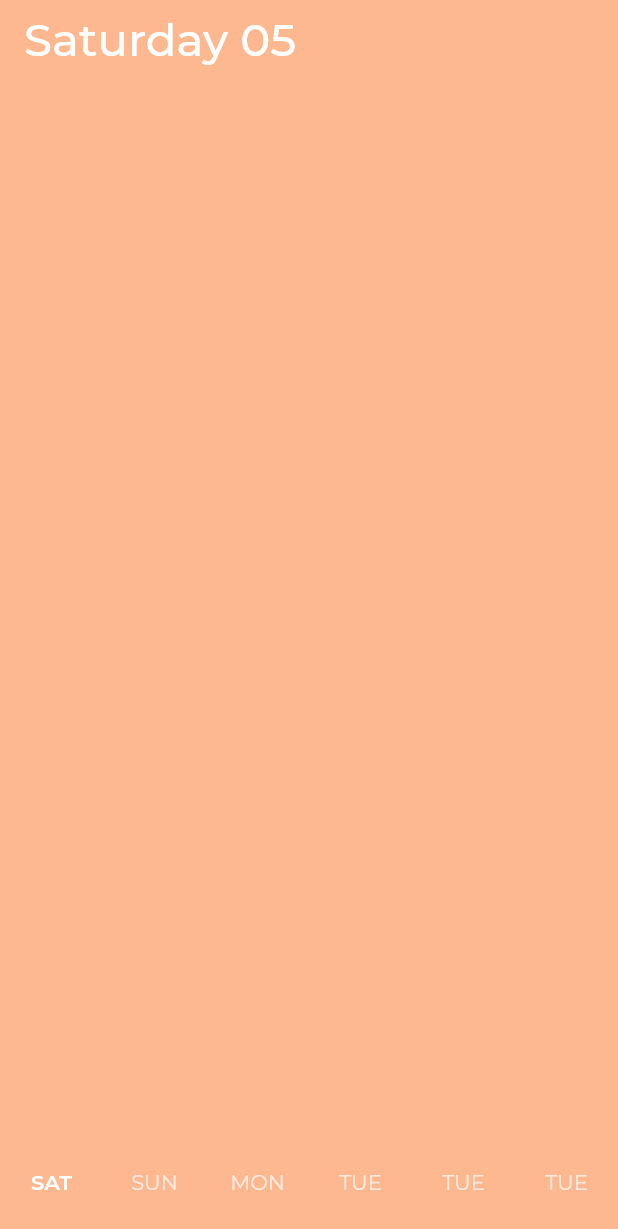
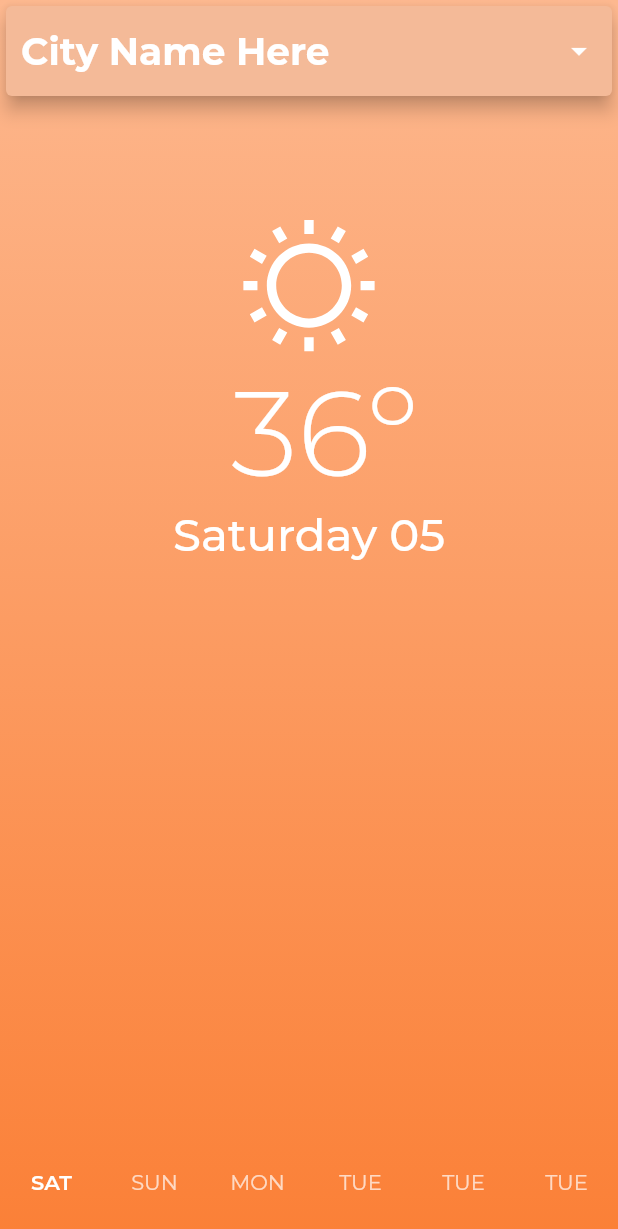
Before and after one commit to matheusrmribeiro/TheWeatherBand, a Flutter app: the screen it shows after launch, on a phone screen of 412 x 824 dp. Shown: the top 1229 px of the screen. Run offline on Flutter 3.47's test engine with Material 2 defaults, Android fonts, the phone set to English and light mode, and no system bars; drawn by our look-alikes of oktoast; our stand-ins replace dio, flutter_modular, flutter_svg, shared_preferences.

Commit message:
Improvements when showing weather layout.

```diff
--- a/lib/app/core/enums.dart
+++ b/lib/app/core/enums.dart
@@ -1,3 +1,7 @@
+import 'dart:ui';
+
+import 'theme/app_colors.dart';
+
 enum WeekDay {
   Monday,
   Tuesday,
@@ -13,5 +17,36 @@ enum WeatherStatus {
   PartiallyCloudy,
   Cloudy,
   Stormy,
-  Snowing
+  Snowing;
+
+  Color getWeatherColor() {
+    switch (this) {
+      case WeatherStatus.Sunny:
+        return AppColors.sunnyColor;
+      case WeatherStatus.PartiallyCloudy:
+        return AppColors.partiallyCloudyColor;
+      case WeatherStatus.Cloudy:
+        return AppColors.cloudyColor;
+      case WeatherStatus.Stormy:
+        return AppColors.stormyColor;
+      case WeatherStatus.Snowing:
+        return AppColors.snowingColor;
+    }
+  }
+
+  String getWeatherIcon() {
+    switch (this) {
+      case WeatherStatus.Sunny:
+        return "assets/images/sunny.svg";
+      case WeatherStatus.PartiallyCloudy:
+        return "assets/images/partially_cloudy.svg";
+      case WeatherStatus.Cloudy:
+        return "assets/images/cloudy.svg";
+      case WeatherStatus.Stormy:
+        return "assets/images/stormy.svg";
+      case WeatherStatus.Snowing:
+        return "assets/images/snowing.svg";
+    }
+  }
+
 }
--- a/lib/app/core/theme/app_colors.dart
+++ b/lib/app/core/theme/app_colors.dart
@@ -5,7 +5,7 @@ class AppColors {
   static const white = Color(0xFFFFFFFF);
   static const green = Color(0xFF4CAF50);
   static const amber = Color(0xFFFFC107);
-  static const grey = Color(0xFF706D6D);
+  static const greyTransparent = Color(0x8B656262);
   static const lightGrey = Color(0xF5F5F5FF);
   static const mediumGrey = Color(0xFFE5E5E5);
   static const red = Color(0xFFF44336);
--- a/lib/app/feature/home/presenter/home_page.dart
+++ b/lib/app/feature/home/presenter/home_page.dart
@@ -36,6 +36,13 @@ class _HomePageState extends State<HomePage>
       body: ListenableBuilder(
         listenable: viewModel,
         builder: (BuildContext context, Widget? child) {
+          final weatherStatus =
+              viewModel.weekDayList[_tabController.index].status;
+          final backgroundColor =
+              HSLColor.fromColor(weatherStatus.getWeatherColor())
+                  .withSaturation(0.8)
+                  .toColor();
+
           return Stack(
             children: [
               TabBarView(
@@ -43,6 +50,15 @@ class _HomePageState extends State<HomePage>
                   children: viewModel.weekDayList
                       .map((day) => WeatherDayPage(dayForecast: day))
                       .toList()),
+              Align(
+                alignment: Alignment.topCenter,
+                child: SafeArea(
+                  child: HeaderWidget(
+                    statusColor: backgroundColor,
+                    cityName: "City Name Here",
+                  ),
+                ),
+              ),
               Align(
                 alignment: Alignment.bottomCenter,
                 child: Container(
--- a/lib/app/feature/home/presenter/weather_day_page.dart
+++ b/lib/app/feature/home/presenter/weather_day_page.dart
@@ -1,6 +1,10 @@
 import 'package:flutter/material.dart';
+import 'package:flutter_svg/flutter_svg.dart';
+import 'package:intl/intl.dart';
 import 'package:weather_band/app/core/enums.dart';
 import 'package:weather_band/app/core/theme/app_colors.dart';
+import 'package:weather_band/app/core/utils/extensions/enum_extension.dart';
+import 'package:weather_band/app/core/widgets/custom_divider_widget.dart';
 import 'package:weather_band/app/feature/home/domain/day_forecast_entity.dart';
 
 import 'widgets/header_widget.dart';
@@ -10,31 +14,63 @@ class WeatherDayPage extends StatelessWidget {
 
   final DayForecastEntity dayForecast;
 
-  Color getWeatherColor() {
-    switch (dayForecast.status) {
-      case WeatherStatus.Sunny: return AppColors.sunnyColor;
-      case WeatherStatus.PartiallyCloudy: return AppColors.partiallyCloudyColor;
-      case WeatherStatus.Cloudy: return AppColors.cloudyColor;
-      case WeatherStatus.Stormy: return AppColors.stormyColor;
-      case WeatherStatus.Snowing: return AppColors.snowingColor;
-    }
+  String getWeekDayName() {
+    final name = DateFormat("EEEE dd").format(dayForecast.date);
+    return name;
   }
 
   @override
   Widget build(BuildContext context) {
+    final backgroundColorStart = dayForecast.status.getWeatherColor();
+    final backgroundColorEnd =
+        HSLColor.fromColor(backgroundColorStart).withLightness(0.6).toColor();
+
     return Container(
-      color: getWeatherColor(),
+      decoration: BoxDecoration(
+        gradient: LinearGradient(
+          colors: [
+            backgroundColorStart,
+            backgroundColorEnd,
+          ],
+          begin: Alignment.topCenter,
+          end: Alignment.bottomCenter,
+        ),
+      ),
       padding: EdgeInsets.symmetric(horizontal: 16, vertical: 8),
       child: SafeArea(
-        child: Column(
-          mainAxisAlignment: MainAxisAlignment.start,
-          crossAxisAlignment: CrossAxisAlignment.start,
-          children: [
-            HeaderWidget(
-              dateTime: dayForecast.date,
-              cityName: "City Name Here",
-            )
-          ],
+        child: Container(
+          margin: EdgeInsets.only(top: MediaQuery.sizeOf(context).height * 0.1),
+          child: Column(
+            mainAxisAlignment: MainAxisAlignment.start,
+            crossAxisAlignment: CrossAxisAlignment.center,
+            children: [
+              CustomDividerWidget(
+                height: 50,
+              ),
+              SvgPicture.asset(dayForecast.status.getWeatherIcon(),
+                  height: 100,
+                  width: 100,
+                  alignment: Alignment.center,
+                  semanticsLabel: dayForecast.status.toText),
+              Padding(
+                padding: const EdgeInsets.only(left: 20.0),
+                child: Text(
+                  "${dayForecast.temperature}º",
+                  style: TextStyle(
+                      color: AppColors.white,
+                      fontSize: 80,
+                      fontWeight: FontWeight.w100),
+                ),
+              ),
+              Text(
+                getWeekDayName(),
+                style: TextStyle(
+                    fontSize: 30,
+                    fontWeight: FontWeight.w500,
+                    color: AppColors.white),
+              ),
+            ],
+          ),
         ),
       ),
     );
--- a/lib/app/feature/home/presenter/widgets/header_widget.dart
+++ b/lib/app/feature/home/presenter/widgets/header_widget.dart
@@ -1,31 +1,56 @@
 import 'package:flutter/material.dart';
-import 'package:intl/intl.dart';
+import 'package:flutter_modular/flutter_modular.dart';
 import 'package:weather_band/app/core/theme/app_colors.dart';
+import 'package:weather_band/app/feature/home/presenter/home_view_model.dart';
 
 class HeaderWidget extends StatelessWidget {
-  const HeaderWidget({Key? key, required this.dateTime, required this.cityName}) : super(key: key);
+  HeaderWidget({
+    Key? key,
+    required this.cityName,
+    required this.statusColor,
+  }) : super(key: key);
 
-  final DateTime dateTime;
   final String cityName;
+  final Color statusColor;
 
-  String getWeekDayName() {
-    final name = DateFormat("EEEE dd").format(dateTime);
-    return name;
-  }
+  final viewModel = Modular.get<HomeViewModel>();
 
   @override
   Widget build(BuildContext context) {
-    return Column(
+    final backgroundColor = HSLColor.fromColor(statusColor).withSaturation(0.8).toColor();
+
+    return SizedBox(
+      width: double.infinity,
+      child: Column(
         crossAxisAlignment: CrossAxisAlignment.start,
         children: [
+          Card(
+            color: backgroundColor,
+            elevation: 5,
+            child: Container(
+              height: 60,
+              width: double.infinity,
+              padding: EdgeInsets.symmetric(horizontal: 10),
+              child: Row(
+                mainAxisAlignment: MainAxisAlignment.spaceBetween,
+                children: [
                   Text(
-          getWeekDayName(),
+                    cityName,
                     style: TextStyle(
-              fontSize: 30,
-              fontWeight: FontWeight.w500,
+                        fontSize: 25,
+                        fontWeight: FontWeight.w700,
                         color: AppColors.white),
                   ),
+                  Icon(
+                    Icons.arrow_drop_down,
+                    color: AppColors.white,
+                  )
                 ],
+              ),
+            ),
+          ),
+        ],
+      ),
     );
   }
 }
--- a/pubspec.yaml
+++ b/pubspec.yaml
@@ -16,7 +16,7 @@ dependencies:
   shared_preferences: ^2.0.13
   font_awesome_flutter: ^10.1.0
   dio: ^5.1.2
-  flutter_svg: ^1.0.3
+  flutter_svg: ^2.0.7
   oktoast: ^3.2.0
   flutter_modular: ^5.0.3
   url_launcher: ^6.1.10
```
Also changed, not shown: assets/images/partially_cloudy.svg (renamed from assets/images/partialy_cloudy.svg), assets/images/snowing.svg (renamed from assets/images/snow.svg), assets/images/stormy.svg (renamed from assets/images/storm.svg). Lines whose indentation alone changed are shown as unchanged.
